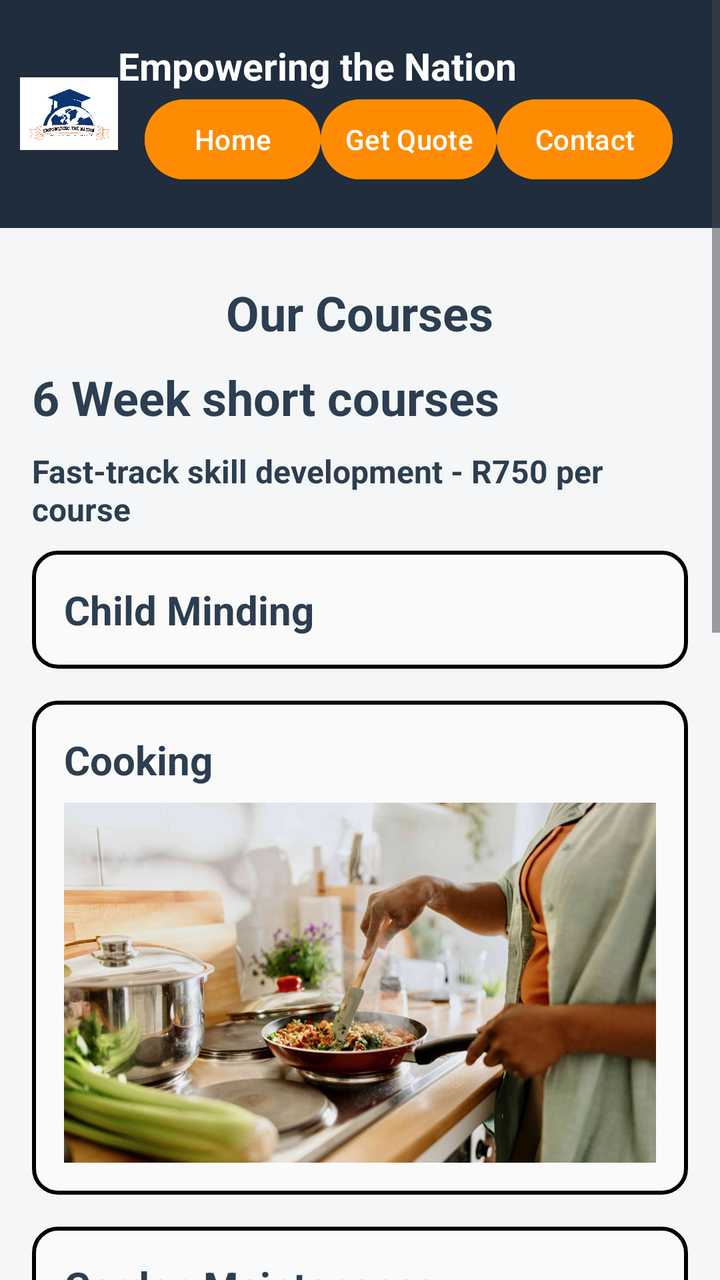
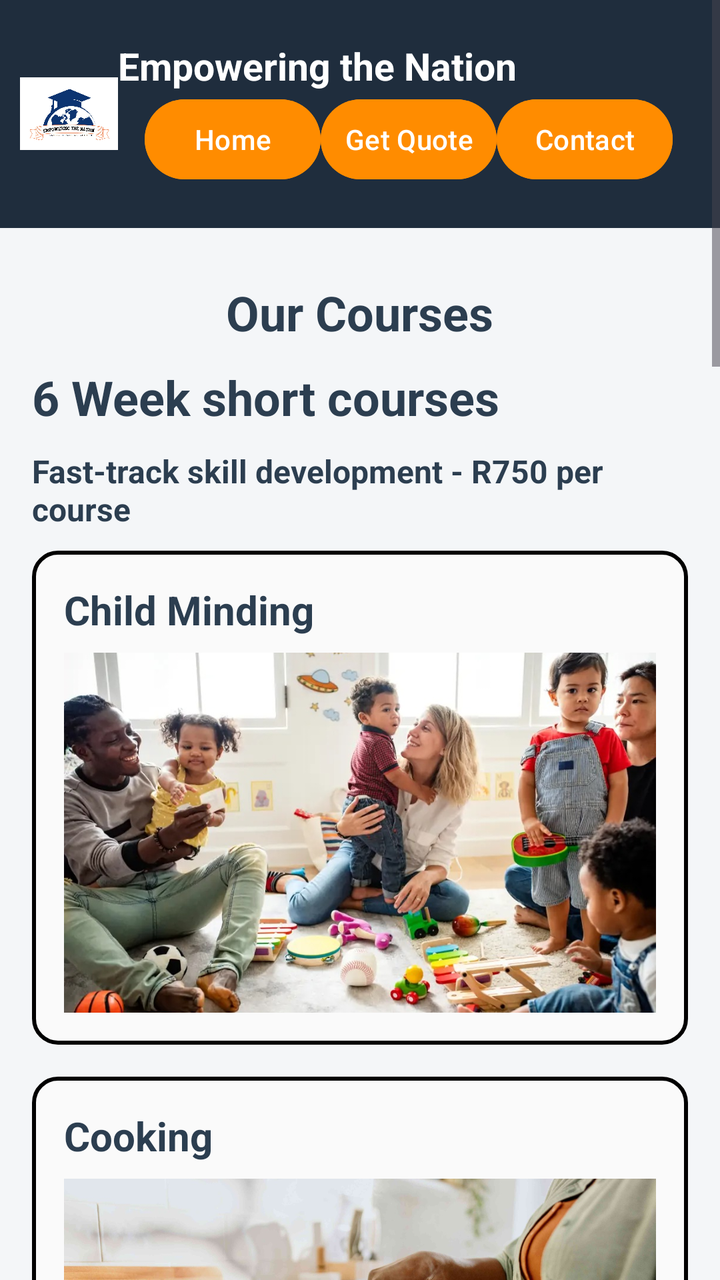

The first picture is an Android layout as it rendered before a commit; the second is the same layout after the commit. The layout source and the unified diff follow.
<!-- AndroidManifest.xml: application theme Theme.Group2app -->
<!-- res/layout/activity_courses.xml -->
<?xml version="1.0" encoding="utf-8"?>
<ScrollView
    xmlns:android="http://schemas.android.com/apk/res/android"
    android:layout_width="match_parent"
    android:layout_height="match_parent"
    android:fillViewport="true"
    android:background="#f4f6f8">

    <LinearLayout
        android:layout_width="match_parent"
        android:layout_height="wrap_content"
        android:orientation="vertical"
        android:background="#f4f6f8">

        
        <LinearLayout
            android:layout_width="match_parent"
            android:layout_height="114dp"
            android:background="#1f2d3d"
            android:gravity="center_vertical"
            android:orientation="horizontal"
            android:padding="10dp">

            <ImageView
                android:id="@+id/logoImage"
                android:layout_width="49dp"
                android:layout_height="53dp"
                android:contentDescription="Logo"
                android:src="@drawable/_000118875" />

            <LinearLayout
                android:layout_width="match_parent"
                android:layout_height="wrap_content"
                android:orientation="vertical">

                <TextView
                    android:layout_width="wrap_content"
                    android:layout_height="wrap_content"
                    android:gravity="center"
                    android:text="Empowering the Nation"
                    android:textColor="#FFFFFF"
                    android:textSize="19sp"
                    android:textStyle="bold" />

                <LinearLayout
                    android:layout_width="match_parent"
                    android:layout_height="wrap_content"
                    android:gravity="center"
                    android:orientation="horizontal">

                    <Button
                        android:id="@+id/navHome"
                        android:layout_width="wrap_content"
                        android:layout_height="wrap_content"
                        android:backgroundTint="#FF8C00"
                        android:padding="10dp"
                        android:text="Home"
                        android:textColor="#FFFFFF" />

                    <Button
                        android:id="@+id/navQuote"
                        android:layout_width="wrap_content"
                        android:layout_height="wrap_content"
                        android:backgroundTint="#FF8C00"
                        android:padding="10dp"
                        android:text="Get Quote"
                        android:textColor="#FFFFFF" />

                    <Button
                        android:id="@+id/navContact"
                        android:layout_width="wrap_content"
                        android:layout_height="wrap_content"
                        android:backgroundTint="#FF8C00"
                        android:padding="10dp"
                        android:text="Contact"
                        android:textColor="#FFFFFF" />
                </LinearLayout>
            </LinearLayout>
        </LinearLayout>
        <LinearLayout
            android:layout_width="match_parent"
            android:layout_height="wrap_content"
            android:orientation="vertical"
            android:padding="16dp">

            
            <TextView
                android:layout_width="wrap_content"
                android:layout_height="wrap_content"
                android:text="Our Courses"
                android:textSize="24sp"
                android:textStyle="bold"
                android:textColor="#2c3e50"
                android:layout_gravity="center"
                android:paddingBottom="16dp"
                android:padding="10dp"/>

            
            <TextView
                android:layout_width="wrap_content"
                android:layout_height="wrap_content"
                android:text="6 Week short courses"
                android:textSize="24sp"
                android:textStyle="bold"
                android:textColor="#2c3e50"
                android:paddingBottom="10dp"/>

            <TextView
                android:layout_width="wrap_content"
                android:layout_height="wrap_content"
                android:text="Fast-track skill development - R750 per course"
                android:textColor="#2c3e50"
                android:textSize="16sp"
                android:textStyle="bold"
                android:paddingBottom="10dp"/>

            
            <LinearLayout
                android:id="@+id/courseBox1"
                android:layout_width="match_parent"
                android:layout_height="wrap_content"
                android:layout_marginBottom="16dp"
                android:background="@drawable/text_border"
                android:orientation="vertical"
                android:padding="16dp">

                <TextView
                    android:id="@+id/courseTitle1"
                    android:layout_width="wrap_content"
                    android:layout_height="wrap_content"
                    android:text="Child Minding"
                    android:textColor="#2c3e50"
                    android:textSize="20sp"
                    android:textStyle="bold" />

                <TextView
                    android:id="@+id/courseDescription1"
                    android:layout_width="wrap_content"
                    android:layout_height="wrap_content"
                    android:layout_marginTop="8dp"
                    android:text="Professional childcare training covering child development, safety, nutrition, and age-appropriate activities:\n• Child development Stages\n• Hygiene and safety\n• Nutrition and Meal Planning\n• Educational Activities\n• Emergency Procedures"
                    android:textColor="#555555"
                    android:textSize="14sp"
                    android:visibility="gone" />
            </LinearLayout>

            
            <LinearLayout
                android:id="@+id/courseBox2"
                android:layout_width="match_parent"
                android:layout_height="wrap_content"
                android:layout_marginBottom="16dp"
                android:background="@drawable/text_border"
                android:orientation="vertical"
                android:padding="16dp">

                <TextView
                    android:id="@+id/courseTitle2"
                    android:text="Cooking"
                    android:textSize="20sp"
                    android:textStyle="bold"
                    android:textColor="#2c3e50"
                    android:layout_width="wrap_content"
                    android:layout_height="wrap_content"/>

                <ImageView
                    android:id="@+id/courseImage1"
                    android:layout_width="match_parent"
                    android:layout_height="180dp"
                    android:layout_marginTop="8dp"
                    android:scaleType="centerCrop"
                    android:src="@drawable/_000119927" />

                <TextView
                    android:id="@+id/courseDescription2"
                    android:text="Comprehensive cooking course covering food preparation, nutrition, menu planning, and kitchen safety. Learn essential culinary techniques, hygiene standards, and meal preparation for various dietary needs and occasions. What you'll learn:\n• Food Preparation Techniques\n• Kitchen Safety and Hygiene\n• Menu Planning\n• Nutritional Awareness\n• Dietary Requirements"
                    android:textSize="14sp"
                    android:textColor="#555555"
                    android:visibility="gone"
                    android:layout_marginTop="8dp"
                    android:layout_width="wrap_content"
                    android:layout_height="wrap_content"/>
            </LinearLayout>

            
            <LinearLayout
                android:id="@+id/courseBox3"
                android:layout_width="match_parent"
                android:layout_height="wrap_content"
                android:layout_marginBottom="16dp"
                android:background="@drawable/text_border"
                android:orientation="vertical"
                android:padding="16dp">

                <TextView
                    android:id="@+id/courseTitle3"
                    android:text="Garden Maintenance"
                    android:textSize="20sp"
                    android:textStyle="bold"
                    android:textColor="#2c3e50"
                    android:layout_width="wrap_content"
                    android:layout_height="wrap_content"/>

                <TextView
                    android:id="@+id/courseDescription3"
                    android:text="Practical garden maintenance training focusing on essential gardening tasks, plant care, pest control, and seasonal maintenance. Learn to maintain gardens professionally and gain skills for employment in garden services.What you'll learn:\n• Basic Gardening Techniques\n• Plant Care and Watering\n• Pest and Weed Control\n• Tool Maintenance\n• Seasonal Garden Care"
                    android:textSize="14sp"
                    android:textColor="#555555"
                    android:visibility="gone"
                    android:layout_marginTop="8dp"
                    android:layout_width="wrap_content"
                    android:layout_height="wrap_content"/>
            </LinearLayout>

            
            <TextView
                android:layout_width="wrap_content"
                android:layout_height="wrap_content"
                android:text="6 Month Courses"
                android:textSize="24sp"
                android:textStyle="bold"
                android:textColor="#2c3e50"
                android:paddingTop="16dp"
                android:paddingBottom="4dp"/>

            <TextView
                android:layout_width="285dp"
                android:layout_height="wrap_content"
                android:paddingBottom="10dp"
                android:text="Advanced skill development programs - R1500 per course"
                android:textColor="#2c3e50"
                android:textSize="16sp"
                android:textStyle="bold" />

            
            <LinearLayout
                android:id="@+id/courseBox4"
                android:layout_width="match_parent"
                android:layout_height="wrap_content"
                android:layout_marginBottom="16dp"
                android:background="@drawable/text_border"
                android:orientation="vertical"
                android:padding="16dp">

                <TextView
                    android:id="@+id/courseTitle4"
                    android:text="First Aid"
                    android:textSize="20sp"
                    android:textStyle="bold"
                    android:textColor="#2c3e50"
                    android:layout_width="wrap_content"
                    android:layout_height="wrap_content"/>

                <TextView
                    android:id="@+id/courseDescription4"
                    android:text="CPR, emergency response, and injury management training.Comprehensive first aid training covering emergency response, CPR, wound care, and basic life support. Learn to handle medical emergencies with confidence and obtain certification recognized by employers across various industries.What you'll learn:\n• CPR and Basic Life Support\n• Wound Care and Bandaging\n• Emergency Response Procedures\n• Medical Emergency Recognition\n• Safety and Prevention"
                    android:textSize="14sp"
                    android:textColor="#555555"
                    android:visibility="gone"
                    android:layout_marginTop="8dp"
                    android:layout_width="wrap_content"
                    android:layout_height="wrap_content"/>
            </LinearLayout>

            
            <LinearLayout
                android:id="@+id/courseBox5"
                android:layout_width="match_parent"
                android:layout_height="wrap_content"
                android:layout_marginBottom="16dp"
                android:background="@drawable/text_border"
                android:orientation="vertical"
                android:padding="16dp">

                <TextView
                    android:id="@+id/courseTitle5"
                    android:text="Sewing"
                    android:textSize="20sp"
                    android:textStyle="bold"
                    android:textColor="#2c3e50"
                    android:layout_width="wrap_content"
                    android:layout_height="wrap_content"/>

                <ImageView
                    android:id="@+id/courseImage2"
                    android:layout_width="match_parent"
                    android:layout_height="180dp"
                    android:layout_marginTop="8dp"
                    android:scaleType="centerCrop"
                    android:src="@drawable/_000119925" />

                <TextView
                    android:id="@+id/courseDescription5"
                    android:text="Master the art of sewing from basic stitching to advanced garment construction. Learn to use sewing machines, read patterns, and create professional-quality clothing and alterations. Perfect for those seeking employment in the fashion and textile industry.What You'll Learn:\n• Sewing Machine Operation\n• Pattern Reading and Cutting\n• Garment Construction•Alterations and Repairs\n• Quality Control and Finishing"
                    android:textSize="14sp"
                    android:textColor="#555555"
                    android:visibility="gone"
                    android:layout_marginTop="8dp"
                    android:layout_width="wrap_content"
                    android:layout_height="wrap_content"/>
            </LinearLayout>

            
            <LinearLayout
                android:id="@+id/courseBox6"
                android:layout_width="match_parent"
                android:layout_height="wrap_content"
                android:layout_marginBottom="16dp"
                android:background="@drawable/text_border"
                android:orientation="vertical"
                android:padding="16dp">

                <TextView
                    android:id="@+id/courseTitle6"
                    android:text="Landscaping"
                    android:textSize="20sp"
                    android:textStyle="bold"
                    android:textColor="#2c3e50"
                    android:layout_width="wrap_content"
                    android:layout_height="wrap_content"/>

                <TextView
                    android:id="@+id/courseDescription6"
                    android:text="Develop professional landscaping skills including garden design, plant care, irrigation systems, and landscape maintenance. Learn sustainable practices and gain practical experience in creating and maintaining beautiful outdoor spaces.What You'll Learn:\n•Garden Design Principles \n•Plant Selection and Care•Irrigation and Drainage \n•Lawn Maintenance \n•Tool Safety and Usage"
                    android:textSize="14sp"
                    android:textColor="#555555"
                    android:visibility="gone"
                    android:layout_marginTop="8dp"
                    android:layout_width="wrap_content"
                    android:layout_height="wrap_content"/>
            </LinearLayout>

            
            <LinearLayout
                android:id="@+id/courseBox7"
                android:layout_width="match_parent"
                android:layout_height="wrap_content"
                android:layout_marginBottom="16dp"
                android:background="@drawable/text_border"
                android:orientation="vertical"
                android:padding="16dp">

                <TextView
                    android:id="@+id/courseTitle7"
                    android:text="Life Skills"
                    android:textSize="20sp"
                    android:textStyle="bold"
                    android:textColor="#2c3e50"
                    android:layout_width="wrap_content"
                    android:layout_height="wrap_content"/>

                <TextView
                    android:id="@+id/courseDescription7"
                    android:text="Essential life skills training covering communication, financial literacy, time management, problem-solving, and professional development. Build confidence and competence to navigate both personal and professional challenges successfully.What You'll Learn:\n• Effective Communication•Financial Management \n•Time and Stress Management \n•Problem-Solving Skills \n•Professional Development."
                    android:textSize="14sp"
                    android:textColor="#555555"
                    android:visibility="gone"
                    android:layout_marginTop="8dp"
                    android:layout_width="wrap_content"
                    android:layout_height="wrap_content"/>
            </LinearLayout>
        </LinearLayout>
    </LinearLayout>
</ScrollView>
<!-- resources referenced by this layout -->
<resources>
  <!-- drawable _000118875: jpg bitmap (drawable, 72442 bytes) -->
  <!-- drawable _000119925: jpg bitmap (drawable, 49807 bytes) -->
  <!-- drawable _000119927: jpg bitmap (drawable, 301843 bytes) -->
  <!-- drawable text_border (drawable) -->
  <?xml version="1.0" encoding="utf-8"?>
  <shape xmlns:android="http://schemas.android.com/apk/res/android">
  
      <solid android:color="@android:color/transparent"/>
  
      <stroke
          android:width="2dp"
          android:color="#000000"/>
  
      <solid android:color="#FAFAFA"/>
  
      <corners android:radius="12dp"/>
  
  </shape>
  <style name="Theme.Group2app" parent="Base.Theme.Group2app" />
  <style name="Base.Theme.Group2app" parent="Theme.Material3.DayNight.NoActionBar">
          
          
      </style>
</resources>

<!-- the commit's change to res/layout/activity_courses.xml (unified diff, before → after) -->
@@ -77,6 +77,7 @@
                 </LinearLayout>
             </LinearLayout>
         </LinearLayout>
+
         <LinearLayout
             android:layout_width="match_parent"
             android:layout_height="wrap_content"
@@ -133,6 +134,15 @@
                     android:textSize="20sp"
                     android:textStyle="bold" />
 
+                <ImageView
+                    android:id="@+id/courseImage3"
+                    android:layout_width="match_parent"
+                    android:layout_height="180dp"
+                    android:layout_marginTop="8dp"
+                    android:scaleType="centerCrop"
+                    android:src="@drawable/_000120230" />
+
+
                 <TextView
                     android:id="@+id/courseDescription1"
                     android:layout_width="wrap_content"
@@ -200,6 +210,14 @@
                     android:textColor="#2c3e50"
                     android:layout_width="wrap_content"
                     android:layout_height="wrap_content"/>
+
+                <ImageView
+                    android:id="@+id/courseImage4"
+                    android:layout_width="match_parent"
+                    android:layout_height="180dp"
+                    android:layout_marginTop="8dp"
+                    android:scaleType="centerCrop"
+                    android:src="@drawable/_000120228" />
 
                 <TextView
                     android:id="@+id/courseDescription3"
@@ -251,6 +269,14 @@
                     android:layout_width="wrap_content"
                     android:layout_height="wrap_content"/>
 
+                <ImageView
+                    android:id="@+id/courseImage5"
+                    android:layout_width="match_parent"
+                    android:layout_height="180dp"
+                    android:layout_marginTop="8dp"
+                    android:scaleType="centerCrop"
+                    android:src="@drawable/_000120236" />
+
                 <TextView
                     android:id="@+id/courseDescription4"
                     android:text="CPR, emergency response, and injury management training.Comprehensive first aid training covering emergency response, CPR, wound care, and basic life support. Learn to handle medical emergencies with confidence and obtain certification recognized by employers across various industries.What you'll learn:\n• CPR and Basic Life Support\n• Wound Care and Bandaging\n• Emergency Response Procedures\n• Medical Emergency Recognition\n• Safety and Prevention"
@@ -319,6 +345,14 @@
                     android:layout_width="wrap_content"
                     android:layout_height="wrap_content"/>
 
+                <ImageView
+                    android:id="@+id/courseImage6"
+                    android:layout_width="match_parent"
+                    android:layout_height="180dp"
+                    android:layout_marginTop="8dp"
+                    android:scaleType="centerCrop"
+                    android:src="@drawable/_000120234" />
+
                 <TextView
                     android:id="@+id/courseDescription6"
                     android:text="Develop professional landscaping skills including garden design, plant care, irrigation systems, and landscape maintenance. Learn sustainable practices and gain practical experience in creating and maintaining beautiful outdoor spaces.What You'll Learn:\n•Garden Design Principles \n•Plant Selection and Care•Irrigation and Drainage \n•Lawn Maintenance \n•Tool Safety and Usage"
@@ -348,6 +382,14 @@
                     android:textColor="#2c3e50"
                     android:layout_width="wrap_content"
                     android:layout_height="wrap_content"/>
+
+                <ImageView
+                    android:id="@+id/courseImage7"
+                    android:layout_width="match_parent"
+                    android:layout_height="180dp"
+                    android:layout_marginTop="8dp"
+                    android:scaleType="centerCrop"
+                    android:src="@drawable/_000120232" />
 
                 <TextView
                     android:id="@+id/courseDescription7"
<!-- resource entries referenced after the edit -->
@@ -3,6 +3,11 @@
   <!-- drawable _000118875: jpg bitmap (drawable, 72442 bytes) -->
   <!-- drawable _000119925: jpg bitmap (drawable, 49807 bytes) -->
   <!-- drawable _000119927: jpg bitmap (drawable, 301843 bytes) -->
+  <!-- drawable _000120228: jpg bitmap (drawable, 218417 bytes) -->
+  <!-- drawable _000120230: jpg bitmap (drawable, 176780 bytes) -->
+  <!-- drawable _000120232: jpg bitmap (drawable, 46935 bytes) -->
+  <!-- drawable _000120234: jpg bitmap (drawable, 343799 bytes) -->
+  <!-- drawable _000120236: jpg bitmap (drawable, 222622 bytes) -->
   <!-- drawable text_border (drawable) -->
   <?xml version="1.0" encoding="utf-8"?>
   <shape xmlns:android="http://schemas.android.com/apk/res/android">
